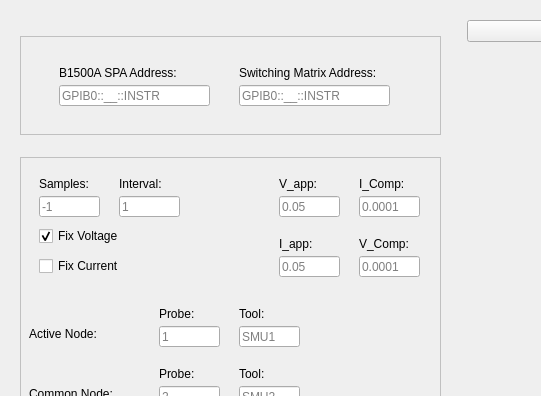
Before: the Qt Designer form DC_Sampling_GUI_2Probe_backend.ui in Alexyazdani/GUI_Testing, drawn with Qt 5; both pictures show x 0 to 541 and y 0 to 396 of the 1114 by 525 pixel window.
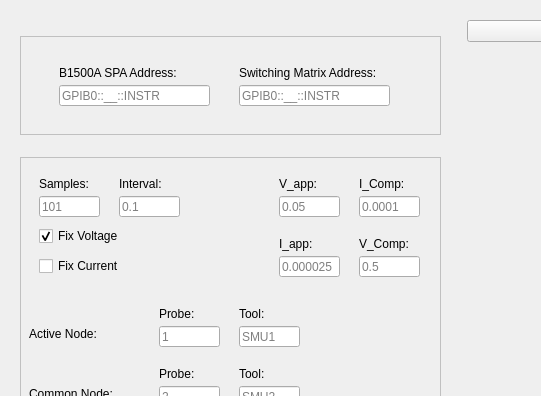
After: the same form once the commit is applied.

Diff of the .ui file:
```diff
--- a/DC_Sampling_GUI_2Probe_backend.ui
+++ b/DC_Sampling_GUI_2Probe_backend.ui
@@ -195,7 +195,7 @@
              </rect>
             </property>
             <property name="placeholderText">
-             <string>-1</string>
+             <string>101</string>
             </property>
            </widget>
            <widget class="QLineEdit" name="interval_entry">
@@ -208,7 +208,7 @@
              </rect>
             </property>
             <property name="placeholderText">
-             <string>1</string>
+             <string>0.1</string>
             </property>
            </widget>
            <widget class="QLineEdit" name="I_comp_entry">
@@ -416,7 +416,7 @@
              </rect>
             </property>
             <property name="placeholderText">
-             <string>0.0001</string>
+             <string>0.5</string>
             </property>
            </widget>
            <widget class="QLineEdit" name="i_app_entry">
@@ -429,7 +429,7 @@
              </rect>
             </property>
             <property name="placeholderText">
-             <string>0.05</string>
+             <string>0.000025</string>
             </property>
            </widget>
            <widget class="QLabel" name="label20">
```
